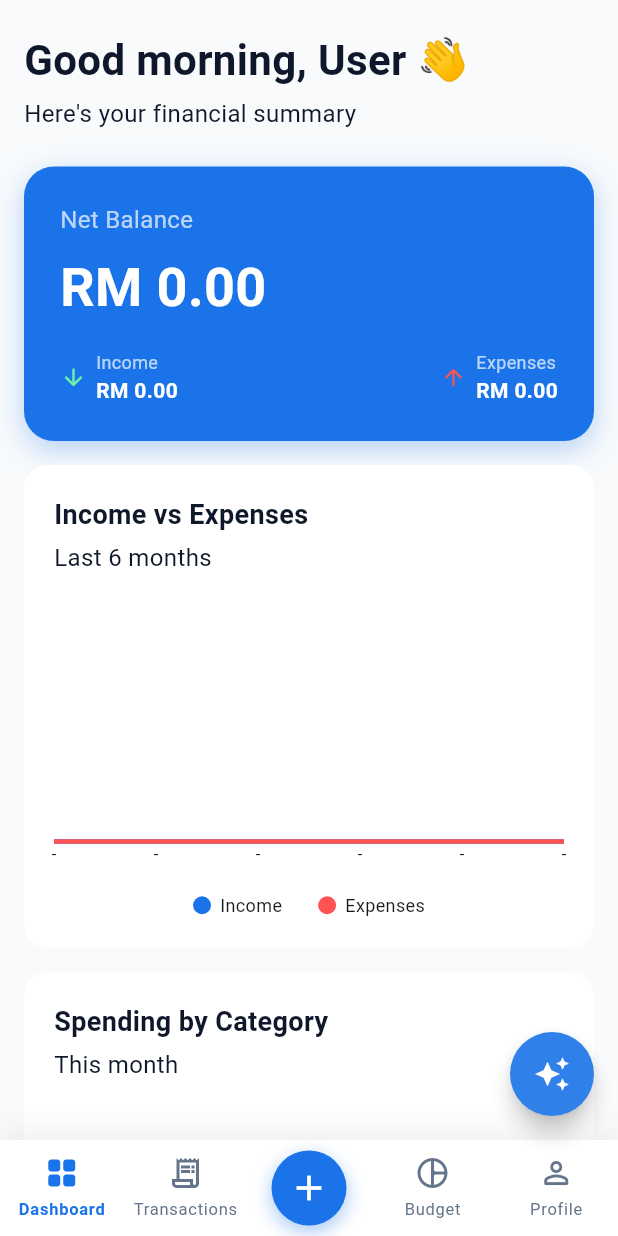
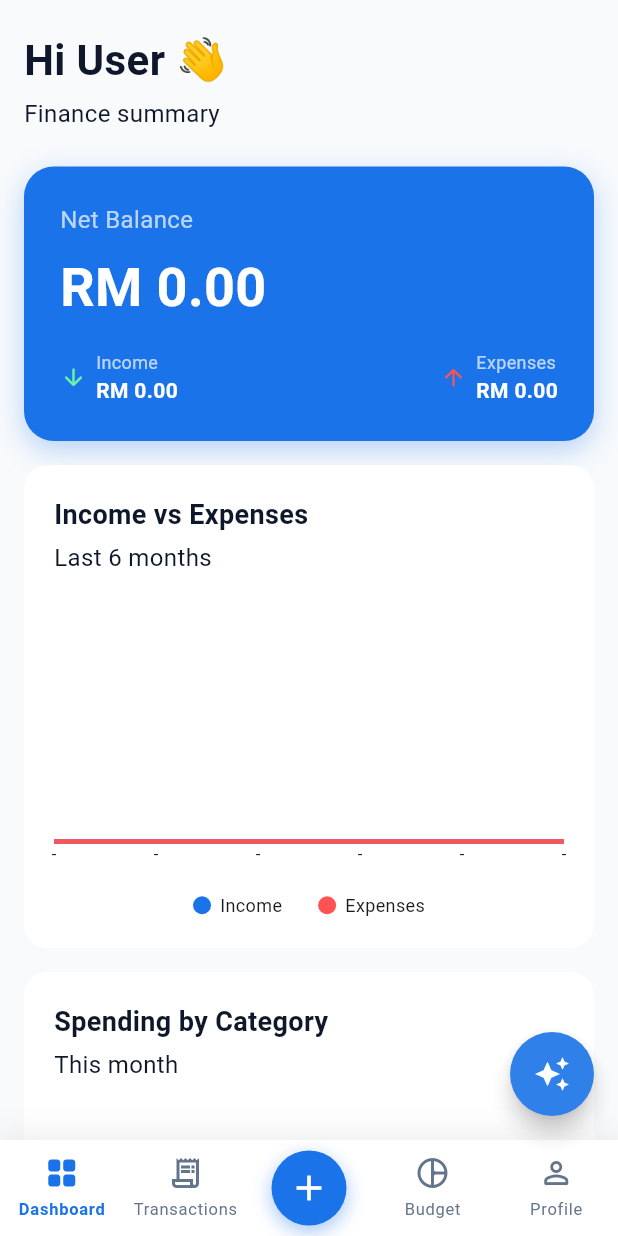
Before and after one commit to wenPen20/Mobile-App-Fintrack-G7, a Flutter app: the DashboardScreen screen opened by its route, on a phone screen of 412 x 824 dp. Run offline on Flutter 3.47's test engine with Material 3 defaults, Android fonts, the phone set to English and light mode, and no system bars; drawn by our look-alikes of fl_chart; our stand-ins replace device_preview, flutter_riverpod, go_router; network calls fail.

Commit message:
feat(dashboard): add dynamic random emoji selection to Hi {name} dashboard header

```diff
--- a/fintrack-mobile/lib/features/dashboard/screens/dashboard_screen.dart
+++ b/fintrack-mobile/lib/features/dashboard/screens/dashboard_screen.dart
@@ -1,3 +1,4 @@
+import 'dart:math';
 import 'package:flutter/material.dart';
 import 'package:flutter_riverpod/flutter_riverpod.dart';
 import 'package:fintrack_mobile/core/constants/app_colors.dart';
@@ -8,6 +9,8 @@ import 'widgets/income_expense.dart';
 import 'widgets/spending_donut.dart';
 import 'widgets/budget_health.dart';
 import 'widgets/recent_transactions.dart';
+
+const _greetingEmojis = ['✨', '⚡', '🚀', '💳', '👋', '📊', '🔥', '🌟'];
 
 class DashboardScreen extends ConsumerWidget {
   const DashboardScreen({super.key});
@@ -20,6 +23,8 @@ class DashboardScreen extends ConsumerWidget {
       orElse: () => 'User',
     );
 
+    final String emoji = _greetingEmojis[Random().nextInt(_greetingEmojis.length)];
+
     return Scaffold(
       backgroundColor: AppColors.background,
       body: SafeArea(
@@ -29,9 +34,9 @@ class DashboardScreen extends ConsumerWidget {
             crossAxisAlignment: CrossAxisAlignment.start,
             children: [
               // Greeting header
-              Text('Good morning, $displayName 👋', style: AppTextStyles.headingLarge),
+              Text('Hi $displayName $emoji', style: AppTextStyles.headingLarge),
               const SizedBox(height: 4),
-              Text("Here's your financial summary", style: AppTextStyles.bodyMedium),
+              Text('Finance summary', style: AppTextStyles.bodyMedium),
               const SizedBox(height: 24),
 
               const NetBalanceCard(),
```
